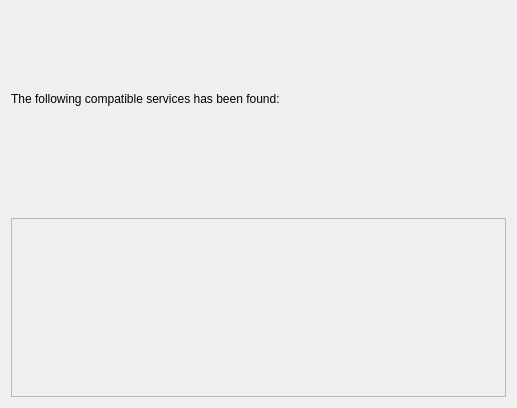
Before: the Qt Designer form src/wizard/pages/services.ui in KDE/bluedevil, drawn with Qt 5.
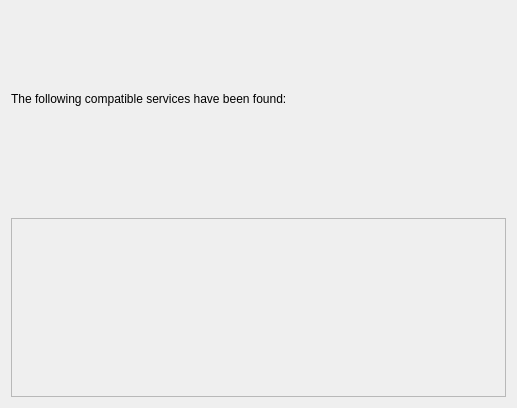
After: the same form once the commit is applied.

Patch:
```diff
--- a/src/wizard/pages/services.ui
+++ b/src/wizard/pages/services.ui
@@ -19,7 +19,7 @@
      <item>
       <widget class="QLabel" name="label">
        <property name="text">
-        <string>The following compatible services has been found:</string>
+        <string>The following compatible services have been found:</string>
        </property>
       </widget>
      </item>
```
Left out of the diff: 2 changed lines with no effect on the pictures.
